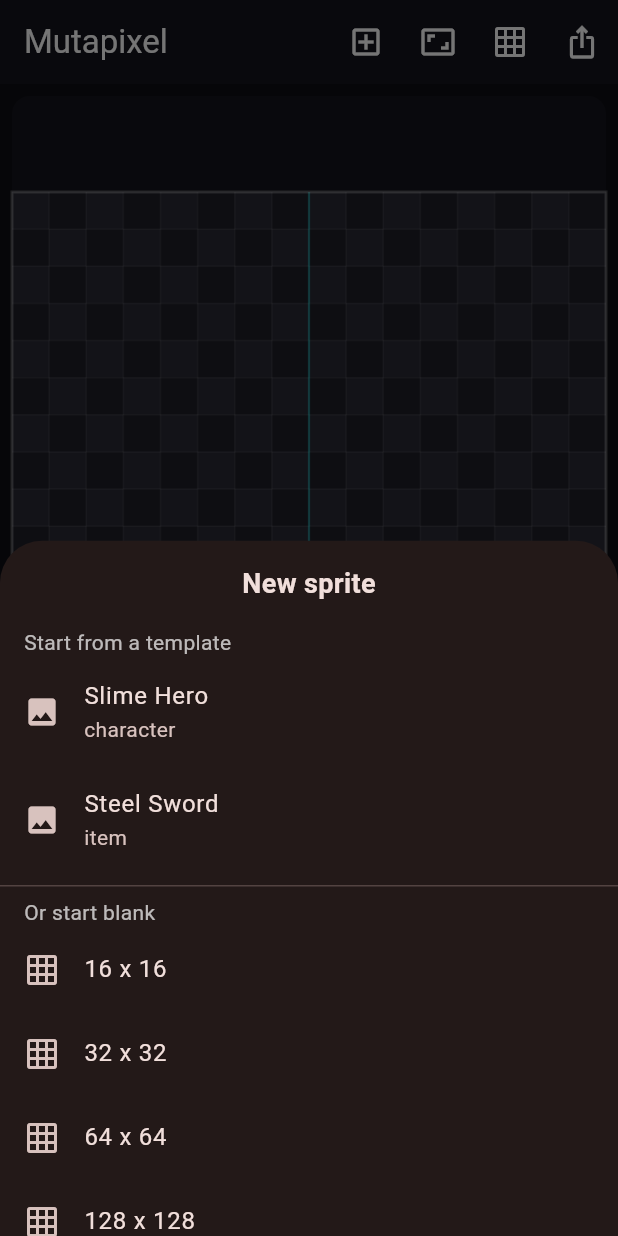
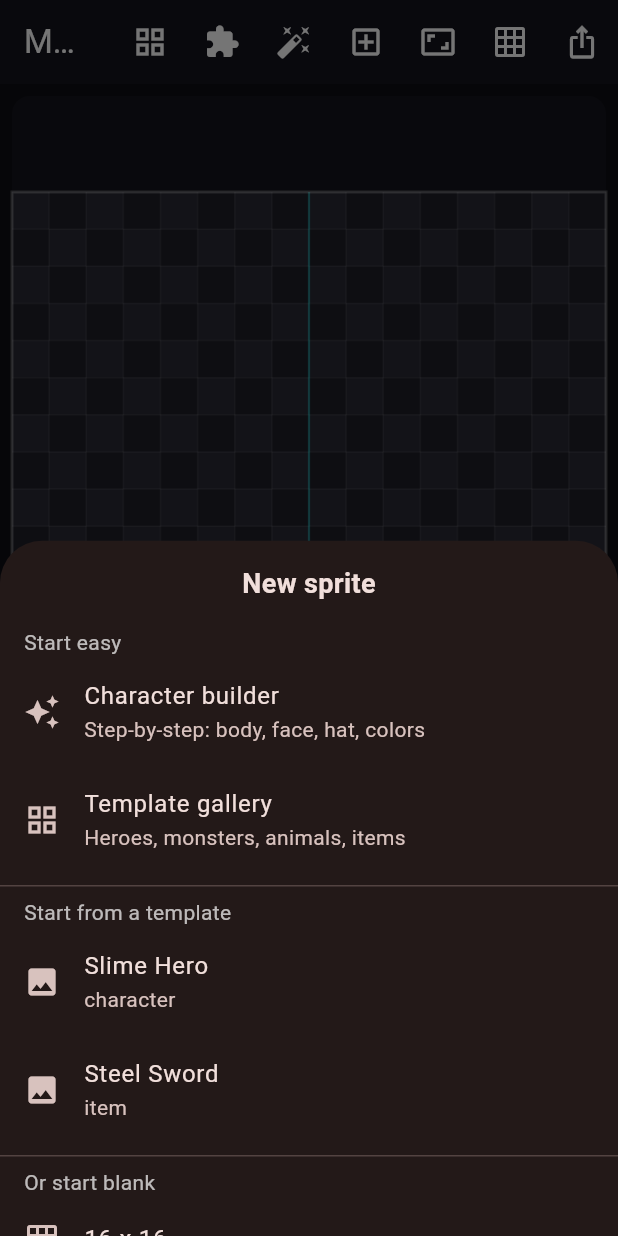
Before and after one commit to mutationgamesdev-beep/Mutapixel, a Flutter app: the screen it shows after launch, after a tap on the "add box" icon, on a phone screen of 412 x 824 dp. Run offline on Flutter 3.47's test engine with Material 3 defaults, Android fonts, the light colour scheme and no system bars; our stand-ins replace share_plus, web; missing offline and left inert: dart:js_interop, gal.

Commit message:
Add Canva-style features (10/10): lib/screens/editor_screen.dart

```diff
--- a/lib/screens/editor_screen.dart
+++ b/lib/screens/editor_screen.dart
@@ -4,12 +4,18 @@ import 'package:flutter/material.dart';
 
 import '../data/palette_presets.dart';
 import '../data/starter_templates.dart';
+import '../data/template_library.dart';
+import '../data/sprite_parts.dart';
 import '../models/sprite_frame.dart';
 import '../models/sprite_palette.dart';
 import '../widgets/pixel_canvas.dart';
 import 'export_sheet.dart';
+import 'template_gallery.dart';
+import 'parts_sheet.dart';
+import 'effects_sheet.dart';
+import 'guided_builder.dart';
 
-/// The main Sprite Builder editor: canvas, tools, palettes and frames.
+/// The main Mutapixel editor: canvas, tools, palettes and frames.
 class EditorScreen extends StatefulWidget {
   const EditorScreen({super.key});
 
@@ -30,6 +36,9 @@ class _EditorScreenState extends State<EditorScreen> {
   CanvasTool _tool = CanvasTool.pencil;
   bool _mirror = false;
   bool _showGrid = true;
+
+  /// Part selected for stamping (null when not in stamp mode).
+  SpriteFrame? _stampPart;
 
   final List<SpriteFrame> _undoStack = [];
 
@@ -101,6 +110,79 @@ class _EditorScreenState extends State<EditorScreen> {
     Navigator.of(context).pop();
   }
 
+  // ---------- Canva-style: templates, parts, effects, guided builder ----------
+
+  Future<void> _openTemplateGallery() async {
+    final template = await Navigator.of(context).push<ArtTemplate>(
+      MaterialPageRoute(builder: (_) => const TemplateGallery()),
+    );
+    if (template == null) return;
+    final frame = template.toFrame();
+    setState(() {
+      _canvasSize = frame.width;
+      _frames = [frame];
+      _activeFrame = 0;
+      _undoStack.clear();
+      _exitStampMode();
+    });
+  }
+
+  Future<void> _openGuidedBuilder() async {
+    final frame = await Navigator.of(context).push<SpriteFrame>(
+      MaterialPageRoute(builder: (_) => const GuidedBuilder()),
+    );
+    if (frame == null) return;
+    setState(() {
+      _canvasSize = frame.width;
+      _frames = [frame];
+      _activeFrame = 0;
+      _undoStack.clear();
+      _exitStampMode();
+    });
+  }
+
+  Future<void> _openPartsSheet() async {
+    final part = await showModalBottomSheet<SpritePart>(
+      context: context,
+      isScrollControlled: true,
+      builder: (context) => const PartsSheet(),
+    );
+    if (part == null) return;
+    setState(() {
+      _stampPart = part.toFrame();
+      _tool = CanvasTool.stamp;
+    });
+    if (mounted) {
+      ScaffoldMessenger.of(context).showSnackBar(
+        const SnackBar(
+          content: Text('Tap the canvas to stamp the part.'),
+          duration: Duration(seconds: 2),
+        ),
+      );
+    }
+  }
+
+  void _exitStampMode() {
+    _stampPart = null;
+    if (_tool == CanvasTool.stamp) _tool = CanvasTool.pencil;
+  }
+
+  Future<void> _openEffectsSheet() async {
+    final result = await showModalBottomSheet<SpriteFrame>(
+      context: context,
+      isScrollControlled: true,
+      builder: (context) => EffectsSheet(
+        frame: _frame,
+        paletteColors: _palette.colors,
+      ),
+    );
+    if (result == null) return;
+    _pushUndo();
+    setState(() {
+      _frames[_activeFrame] = result;
+    });
+  }
+
   void _newBlank(int size) {
     setState(() {
       _canvasSize = size;
@@ -123,6 +205,33 @@ class _EditorScreenState extends State<EditorScreen> {
               child: Text('New sprite',
                   style: TextStyle(fontSize: 18, fontWeight: FontWeight.bold)),
             ),
+            const Padding(
+              padding: EdgeInsets.symmetric(horizontal: 16),
+              child: Align(
+                alignment: Alignment.centerLeft,
+                child: Text('Start easy',
+                    style: TextStyle(color: Colors.white70)),
+              ),
+            ),
+            ListTile(
+              leading: const Icon(Icons.auto_awesome),
+              title: const Text('Character builder'),
+              subtitle: const Text('Step-by-step: body, face, hat, colors'),
+              onTap: () {
+                Navigator.of(context).pop();
+                _openGuidedBuilder();
+              },
+            ),
+            ListTile(
+              leading: const Icon(Icons.grid_view),
+              title: const Text('Template gallery'),
+              subtitle: const Text('Heroes, monsters, animals, items'),
+              onTap: () {
+                Navigator.of(context).pop();
+                _openTemplateGallery();
+              },
+            ),
+            const Divider(),
             const Padding(
               padding: EdgeInsets.symmetric(horizontal: 16),
               child: Align(
@@ -291,6 +400,21 @@ class _EditorScreenState extends State<EditorScreen> {
         title: const Text('Mutapixel'),
         actions: [
           IconButton(
+            tooltip: 'Templates',
+            icon: const Icon(Icons.grid_view),
+            onPressed: _openTemplateGallery,
+          ),
+          IconButton(
+            tooltip: 'Parts',
+            icon: const Icon(Icons.extension),
+            onPressed: _openPartsSheet,
+          ),
+          IconButton(
+            tooltip: 'Magic effects',
+            icon: const Icon(Icons.auto_fix_high),
+            onPressed: _openEffectsSheet,
+          ),
+          IconButton(
             tooltip: 'New sprite',
             icon: const Icon(Icons.add_box_outlined),
             onPressed: _showNewSpriteMenu,
@@ -328,6 +452,34 @@ class _EditorScreenState extends State<EditorScreen> {
       ),
       body: Column(
         children: [
+          // Stamp mode banner.
+          if (_tool == CanvasTool.stamp)
+            Container(
+              width: double.infinity,
+              padding: const EdgeInsets.symmetric(
+                  horizontal: 12, vertical: 8),
+              color: Theme.of(context)
+                  .colorScheme
+                  .primary
+                  .withValues(alpha: 0.15),
+              child: Row(
+                children: [
+                  Icon(Icons.extension,
+                      size: 18,
+                      color: Theme.of(context).colorScheme.primary),
+                  const SizedBox(width: 8),
+                  const Expanded(
+                    child: Text('Stamp mode: tap the canvas to place.',
+                        style: TextStyle(fontSize: 13)),
+                  ),
+                  TextButton(
+                    onPressed: () =>
+                        setState(() => _exitStampMode()),
+                    child: const Text('Done'),
+                  ),
+                ],
+              ),
+            ),
           // Canvas.
           Expanded(
             child: Container(
@@ -342,6 +494,7 @@ class _EditorScreenState extends State<EditorScreen> {
                 tool: _tool,
                 mirror: _mirror,
                 showGrid: _showGrid,
+                stampFrame: _stampPart,
                 onStrokeStart: _pushUndo,
                 onChanged: () => setState(() {}),
               ),
```
